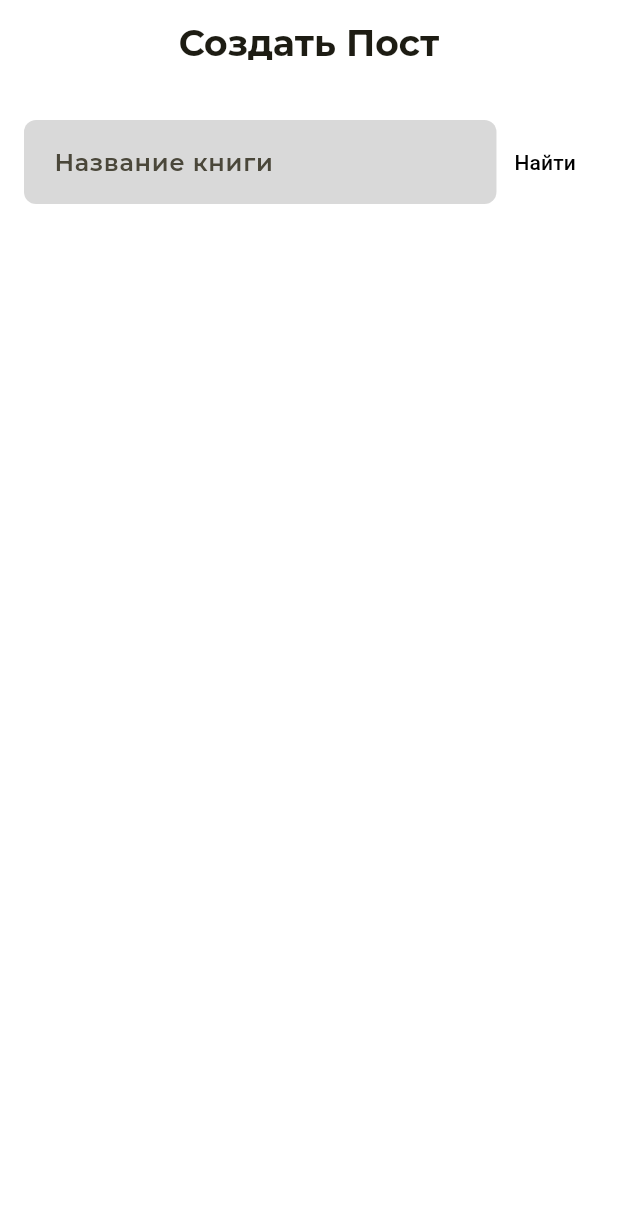
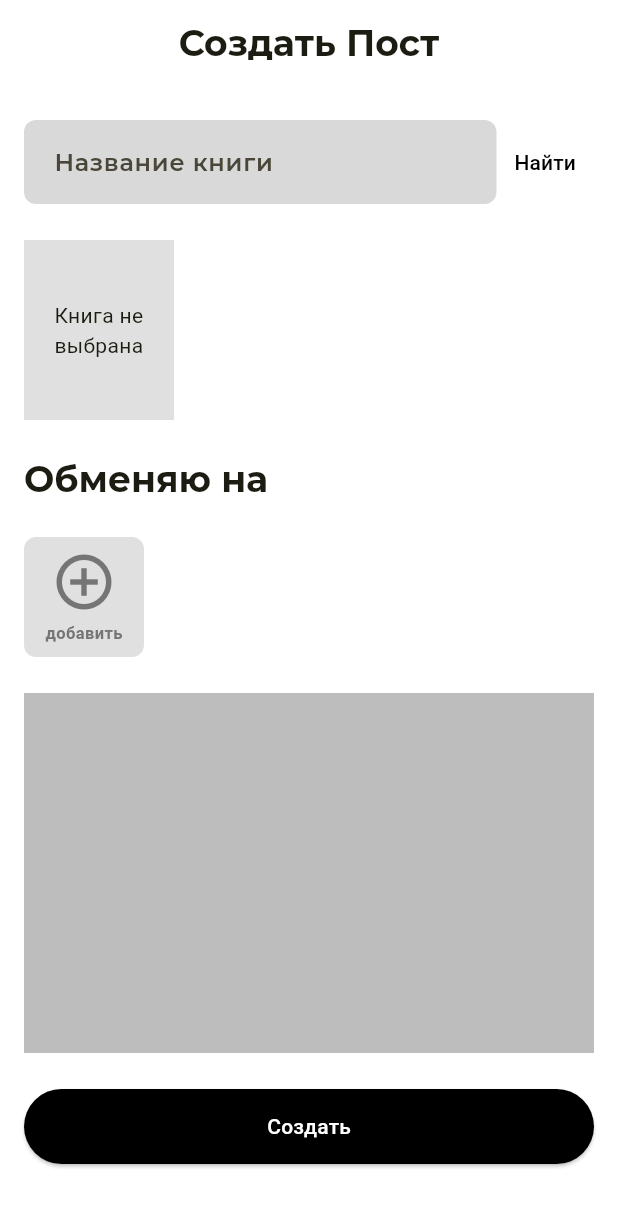
Before and after one commit to Baimukhambet/Flutter-BookXchange, a Flutter app: the OrderScreen screen opened by its route, on a phone screen of 412 x 824 dp. Shown: the top 1207 px of the screen. Run offline on Flutter 3.47's test engine with Material 3 defaults, Android fonts, the phone set to English and light mode, and no system bars; our stand-ins replace bloc, cloud_firestore, firebase_auth, firebase_core, flutter_bloc, go_router and 1 more; accounts and stored records are empty.

Commit message:
ui changes

```diff
--- a/lib/features/order/bloc/order_bloc.dart
+++ b/lib/features/order/bloc/order_bloc.dart
@@ -17,6 +17,7 @@ class OrderBloc extends Bloc<OrderEvent, OrderState> {
   OrderBloc() : super(OrderInitial()) {
     on<OrderCreateTapped>(_createTapped);
     on<OrderFindBookTapped>(_findBookTapped);
+    on<OrderFoundBookTapped>(_foundBookTapped);
   }
 
   Future<void> _createTapped(OrderCreateTapped event, Emitter emit) async {
@@ -38,4 +39,8 @@ class OrderBloc extends Bloc<OrderEvent, OrderState> {
       emit(OrderBooksFailure(e.toString()));
     }
   }
+
+  void _foundBookTapped(OrderFoundBookTapped event, Emitter emit) {
+    emit(OrderForm(event.book));
+  }
 }
--- a/lib/features/order/bloc/order_event.dart
+++ b/lib/features/order/bloc/order_event.dart
@@ -16,4 +16,8 @@ final class OrderFindBookTapped extends OrderEvent {
   OrderFindBookTapped({required this.bookName});
 }
 
-final class OrderFoundBookTapped extends OrderEvent {}
+final class OrderFoundBookTapped extends OrderEvent {
+  final Book book;
+
+  OrderFoundBookTapped({required this.book});
+}
--- a/lib/features/order/bloc/order_state.dart
+++ b/lib/features/order/bloc/order_state.dart
@@ -19,6 +19,13 @@ final class OrderBooksLoaded extends OrderState {
   OrderBooksLoaded({required this.books});
 }
 
+final class OrderForm extends OrderState {
+  Book? giving;
+  List<Book>? taking;
+
+  OrderForm([this.giving, this.taking]);
+}
+
 final class OrderBooksFailure extends OrderState {
   String? message;
   OrderBooksFailure([this.message]);
--- a/lib/features/order/order_screen.dart
+++ b/lib/features/order/order_screen.dart
@@ -2,6 +2,7 @@ import 'package:cloud_firestore/cloud_firestore.dart';
 import 'package:cubit_test/extension.dart';
 import 'package:cubit_test/features/auth/widgets/input_field.dart';
 import 'package:cubit_test/features/order/bloc/order_bloc.dart';
+import 'package:cubit_test/repositories/models/book.dart';
 import 'package:flutter/material.dart';
 import 'package:flutter_bloc/flutter_bloc.dart';
 
@@ -17,6 +18,7 @@ class OrderScreen extends StatelessWidget {
   Widget build(BuildContext context) {
     final theme = Theme.of(context);
     return Scaffold(
+      resizeToAvoidBottomInset: false,
       appBar: AppBar(
         title: Text("Создать Пост", style: theme.textTheme.titleLarge),
         backgroundColor: Colors.white,
@@ -81,6 +83,11 @@ class OrderScreen extends StatelessWidget {
                       // shrinkWrap: true,
                       children: [
                         ...state.books.map((e) => ListTile(
+                              onTap: () => bloc.add(OrderFoundBookTapped(
+                                  book: Book(
+                                      category: Category.all,
+                                      name: e.name,
+                                      imageUrl: e.imageUrl))),
                               contentPadding: EdgeInsets.all(8),
                               title: Text(e.name),
                               leading: e.imageUrl != ''
@@ -100,17 +107,70 @@ class OrderScreen extends StatelessWidget {
                 return Center(
                   child: Text(state.message ?? "no message but error"),
                 );
+              } else if (state is OrderForm) {
+                if (state.giving != null) {
+                  return Image.network(state.giving!.imageUrl,
+                      width: 100, height: 120, fit: BoxFit.cover);
+                }
+                return SizedBox();
               } else if (state is OrderInitial) {
-                return SizedBox();
+                return Container(
+                    color: Colors.grey[300],
+                    height: 120,
+                    width: 100,
+                    child: Center(
+                        child: Text(
+                      "Книга не выбрана",
+                      textAlign: TextAlign.center,
+                    )));
               } else {
                 return Center(
                   child: CircularProgressIndicator(),
                 );
               }
             },
-          )
+          ),
+          24.height,
+          Text('Обменяю на', style: theme.textTheme.titleLarge),
+          24.height,
+          Row(
+            children: [
+              Container(
+                width: 80,
+                height: 80,
+                padding: EdgeInsets.all(8),
+                decoration: BoxDecoration(
+                    color: Colors.grey[300],
+                    borderRadius: BorderRadius.circular(8)),
+                child: Column(
+                  mainAxisAlignment: MainAxisAlignment.center,
+                  children: [
+                    Icon(Icons.add_circle_outline,
+                        size: 44, color: Colors.grey[600]),
+                    4.height,
+                    Text("добавить",
+                        style: TextStyle(
+                            fontSize: 11,
+                            fontWeight: FontWeight.bold,
+                            color: Colors.grey[600])),
+                  ],
+                ),
+              ),
+            ],
+          ),
+          24.height,
+          Container(height: 240, width: 600, color: Colors.grey[400]),
+          24.height,
+          ElevatedButton(
+              onPressed: () {},
+              child: Text("Создать"),
+              style: ElevatedButton.styleFrom(
+                  minimumSize: Size.fromHeight(50),
+                  backgroundColor: Colors.black,
+                  foregroundColor: Colors.white))
         ],
       ),
     );
   }
 }
+//гарри поттер и узник азкабана
```
